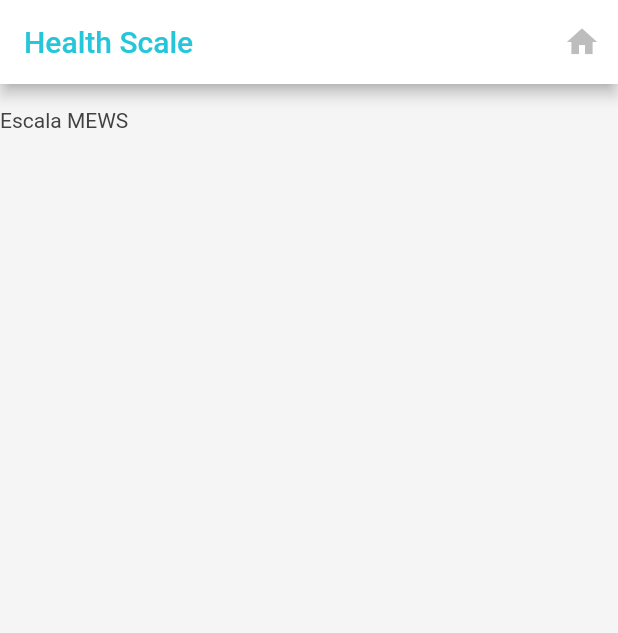
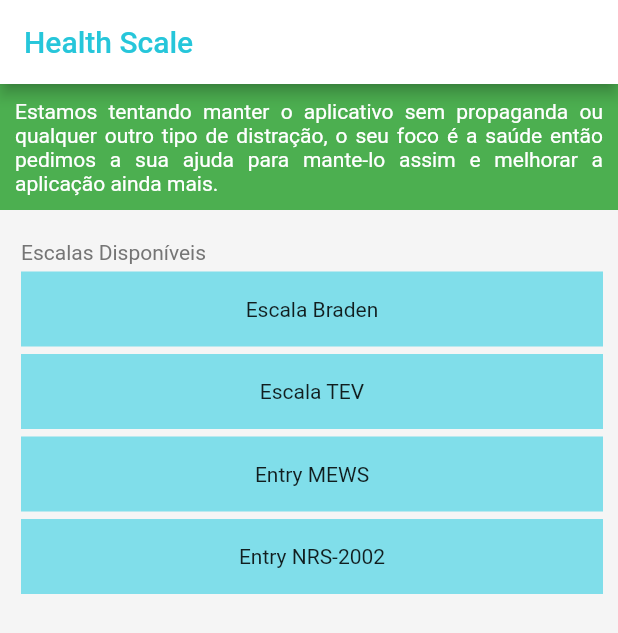
Before and after one commit to jhonatabf/HealthScale, a Flutter app: the screen it shows after launch, on a phone screen of 412 x 824 dp. Shown: the top 633 px of the screen. Run offline on Flutter 3.47's test engine with Material 2 defaults, Android fonts, the phone set to English and light mode, and no system bars.

Commit message:
Criação do Layout com implementação da listagem de escalas e títulos

```diff
--- a/lib/main.dart
+++ b/lib/main.dart
@@ -1,6 +1,13 @@
 import 'package:flutter/material.dart';
+import 'package:flutter/services.dart';
+import 'package:flutter/widgets.dart';
 
 void main() {
+  SystemChrome.setPreferredOrientations([
+    DeviceOrientation.portraitUp,
+    DeviceOrientation.portraitDown
+  ]);
+
   runApp(MaterialApp(
     title: "Health Scale",
     home: Home(),
@@ -21,17 +28,60 @@ class _HomeState extends State<Home> {
           style: TextStyle(
               color: Colors.cyan[400],),),
         backgroundColor: Colors.white,
-        actions: <Widget>[
-          IconButton(icon: Icon(Icons.home, color: Colors.grey[400],), onPressed: () {},)
-        ],),
+        //actions: <Widget>[
+        //  IconButton(icon: Icon(Icons.home, color: Colors.grey[400],), onPressed: () {},)
+        //],
+        ),
         backgroundColor: Colors.grey[100],
-        body: Column(children: <Widget>[
-          Padding(padding: EdgeInsets.all(8.0),),
-          Text("Escala MEWS",
-            style: TextStyle(
-              color: Colors.grey[800],),),
-        ],),
+        body: base(),
     );
     return scaffold;
   }
+Widget base() {
+      return Column(
+        children: <Widget>[
+          Container(
+            margin: const EdgeInsets.fromLTRB(0, 0, 0, 0),
+            padding: const EdgeInsets.all(10),
+            color: Colors.green[500],
+            child: const Center(
+                child: Text('Estamos tentando manter o aplicativo sem propaganda ou qualquer outro tipo de distração, o seu foco é a saúde então pedimos a sua ajuda para mante-lo assim e melhorar a aplicação ainda mais.',
+                style: TextStyle(color: Colors.white), textAlign: TextAlign.justify,),
+                ),
+          ),
+          Container(
+            alignment: Alignment.topLeft,
+            padding: const EdgeInsets.fromLTRB(14, 20, 12, 5),
+            child: Text("Escalas Disponíveis",
+            style: TextStyle(color: Colors.grey[600]),),
+          ),
+          Container(
+            margin: const EdgeInsets.fromLTRB(14, 0, 10, 5),
+            height: 50,
+            color: Colors.cyan[200],
+            child: const Center(child: Text('Escala Braden')),
+          ),
+          Container(
+            margin: const EdgeInsets.fromLTRB(14, 0, 10, 5),
+            height: 50,
+            color: Colors.cyan[200],
+            child: const Center(child: Text('Escala TEV')),
+          ),
+          Container(
+            margin: const EdgeInsets.fromLTRB(14, 0, 10, 5),
+            height: 50,
+            color: Colors.cyan[200],
+            child: const Center(child: Text('Entry MEWS')),
+          ),
+          Container(
+            margin: const EdgeInsets.fromLTRB(14, 0, 10, 5),
+            height: 50,
+            color: Colors.cyan[200],
+            child: const Center(child: Text('Entry NRS-2002')),
+          ),
+        ],
+
+      );
+    }
+
 }
```
Also changed, not shown: 5 other files.
